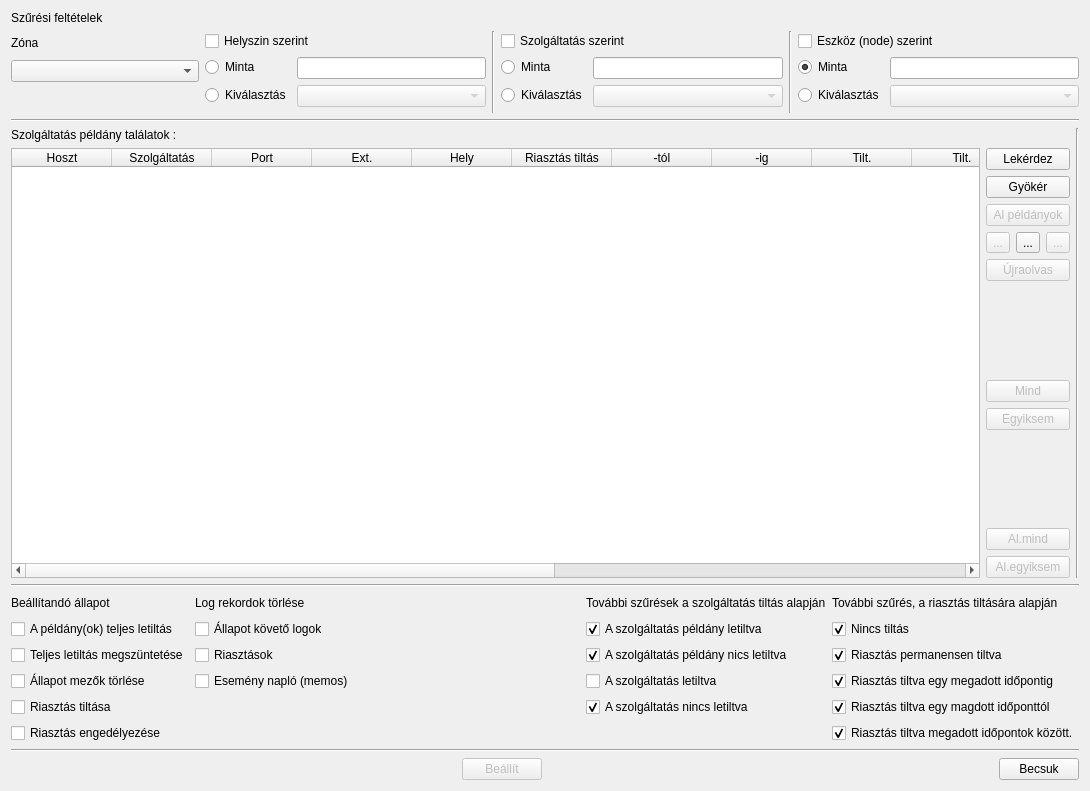
The window that lv2g/hsoperate.ui (csikfer/lanview2) describes before a commit, drawn with Qt 5.
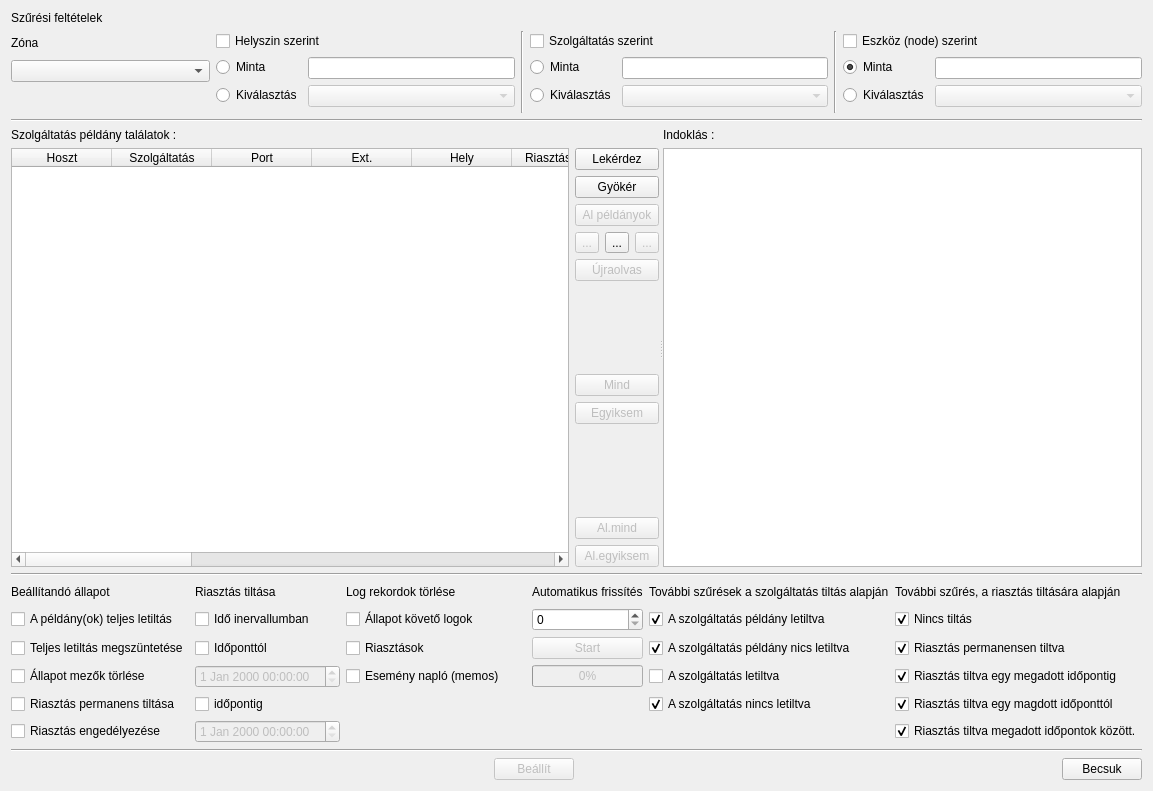
The same window after the commit. Icons and pictures are not drawn.

Commit message: Az icontsrv átemelése ide (nem teljes, az iterface firmware heder hiányzik). A setnoalarm.cpp riasztás tiltások állítása törölve, funkcióját átvette a hsoperatoe szolgáltatás manip.. Hibajavítások...

```diff
--- a/lv2g/hsoperate.ui
+++ b/lv2g/hsoperate.ui
@@ -6,7 +6,7 @@
    <rect>
     <x>0</x>
     <y>0</y>
-    <width>1090</width>
+    <width>1153</width>
     <height>791</height>
    </rect>
   </property>
@@ -207,8 +207,11 @@
     </widget>
    </item>
    <item>
-    <layout class="QHBoxLayout" name="horizontalLayout_3" stretch="2,0">
-     <item>
+    <widget class="QSplitter" name="splitter">
+     <property name="orientation">
+      <enum>Qt::Horizontal</enum>
+     </property>
+     <widget class="QWidget" name="">
       <layout class="QGridLayout" name="gridLayout">
        <item row="0" column="0">
         <widget class="QLabel" name="labelTable">
@@ -328,7 +331,7 @@
          </column>
          <column>
           <property name="text">
-           <string>Köv.</string>
+           <string>Al</string>
           </property>
           <property name="toolTip">
            <string>&lt;html&gt;&lt;head/&gt;&lt;body&gt;&lt;p&gt;A szolgáltatás kiválasztása az al példányok megjelenítésére.&lt;/p&gt;&lt;p&gt;Kettös klikk (a cellán) esetén a szolgáltatás példány al al példányainak a megjelenítése.&lt;/p&gt;&lt;/body&gt;&lt;/html&gt;</string>
@@ -518,15 +521,25 @@
         </layout>
        </item>
       </layout>
-     </item>
-     <item>
-      <widget class="Line" name="line_2">
-       <property name="orientation">
-        <enum>Qt::Vertical</enum>
+     </widget>
+     <widget class="QWidget" name="verticalLayoutWidget">
+      <layout class="QVBoxLayout" name="verticalLayoutJustify">
+       <property name="leftMargin">
+        <number>0</number>
        </property>
-      </widget>
-     </item>
-    </layout>
+       <item>
+        <widget class="QLabel" name="labelJustify">
+         <property name="text">
+          <string>Indoklás :</string>
+         </property>
+        </widget>
+       </item>
+       <item>
+        <widget class="QTextEdit" name="textEditJustify"/>
+       </item>
+      </layout>
+     </widget>
+    </widget>
    </item>
    <item>
     <widget class="Line" name="line_4">
@@ -536,22 +549,52 @@
     </widget>
    </item>
    <item>
-    <layout class="QGridLayout" name="gridLayout_2">
-     <item row="0" column="3">
+    <layout class="QGridLayout" name="gridLayout_2" columnstretch="0,0,1,0,0,0,0">
+     <item row="2" column="4">
+      <widget class="QPushButton" name="pushButtonAutoRefresh">
+       <property name="enabled">
+        <bool>false</bool>
+       </property>
+       <property name="text">
+        <string>Start</string>
+       </property>
+      </widget>
+     </item>
+     <item row="0" column="4">
+      <widget class="QLabel" name="labelRefresh">
+       <property name="text">
+        <string>Automatikus frissítés</string>
+       </property>
+      </widget>
+     </item>
+     <item row="1" column="4">
+      <widget class="QSpinBox" name="spinBoxRefresh"/>
+     </item>
+     <item row="3" column="4">
+      <widget class="QProgressBar" name="progressBarRefresh">
+       <property name="enabled">
+        <bool>false</bool>
+       </property>
+       <property name="value">
+        <number>0</number>
+       </property>
+      </widget>
+     </item>
+     <item row="0" column="5">
       <widget class="QLabel" name="label_5">
        <property name="text">
         <string>További szűrések a szolgáltatás tiltás alapján</string>
        </property>
       </widget>
      </item>
-     <item row="3" column="1">
+     <item row="3" column="2">
       <widget class="QCheckBox" name="checkBoxMemo">
        <property name="text">
         <string>Esemény napló (memos)</string>
        </property>
       </widget>
      </item>
-     <item row="4" column="4">
+     <item row="4" column="6">
       <widget class="QCheckBox" name="checkBoxFrom">
        <property name="text">
         <string>Riasztás tiltva egy magdott időponttól</string>
@@ -561,7 +604,7 @@
        </property>
       </widget>
      </item>
-     <item row="5" column="4">
+     <item row="5" column="6">
       <widget class="QCheckBox" name="checkBoxFromTo">
        <property name="text">
         <string>Riasztás tiltva megadott időpontok között.</string>
@@ -571,21 +614,21 @@
        </property>
       </widget>
      </item>
-     <item row="0" column="1">
+     <item row="0" column="2">
       <widget class="QLabel" name="label_4">
        <property name="text">
         <string>Log rekordok törlése</string>
        </property>
       </widget>
      </item>
-     <item row="1" column="1">
+     <item row="1" column="2">
       <widget class="QCheckBox" name="checkBoxStatLog">
        <property name="text">
         <string>Állapot követő logok</string>
        </property>
       </widget>
      </item>
-     <item row="2" column="1">
+     <item row="2" column="2">
       <widget class="QCheckBox" name="checkBoxAlarm">
        <property name="text">
         <string>Riasztások</string>
@@ -599,7 +642,7 @@
        </property>
       </widget>
      </item>
-     <item row="1" column="4">
+     <item row="1" column="6">
       <widget class="QCheckBox" name="checkBoxOff">
        <property name="text">
         <string>Nincs tiltás</string>
@@ -616,7 +659,7 @@
        </property>
       </widget>
      </item>
-     <item row="2" column="4">
+     <item row="2" column="6">
       <widget class="QCheckBox" name="checkBoxOn">
        <property name="text">
         <string>Riasztás permanensen tiltva</string>
@@ -633,7 +676,7 @@
        </property>
       </widget>
      </item>
-     <item row="3" column="4">
+     <item row="3" column="6">
       <widget class="QCheckBox" name="checkBoxTo">
        <property name="text">
         <string>Riasztás tiltva egy megadott időpontig</string>
@@ -650,7 +693,7 @@
        </property>
       </widget>
      </item>
-     <item row="0" column="2">
+     <item row="0" column="3">
       <spacer name="horizontalSpacer_3">
        <property name="orientation">
         <enum>Qt::Horizontal</enum>
@@ -663,14 +706,14 @@
        </property>
       </spacer>
      </item>
-     <item row="0" column="4">
+     <item row="0" column="6">
       <widget class="QLabel" name="label_2">
        <property name="text">
         <string>További szűrés, a riasztás tiltására alapján</string>
        </property>
       </widget>
      </item>
-     <item row="1" column="3">
+     <item row="1" column="5">
       <widget class="QCheckBox" name="checkBoxHsDisa">
        <property name="text">
         <string>A szolgáltatás példány letiltva</string>
@@ -680,7 +723,7 @@
        </property>
       </widget>
      </item>
-     <item row="2" column="3">
+     <item row="2" column="5">
       <widget class="QCheckBox" name="checkBoxHsEna">
        <property name="text">
         <string>A szolgáltatás példány nics letiltva</string>
@@ -690,14 +733,14 @@
        </property>
       </widget>
      </item>
-     <item row="3" column="3">
+     <item row="3" column="5">
       <widget class="QCheckBox" name="checkBoxSDisa">
        <property name="text">
         <string>A szolgáltatás letiltva</string>
        </property>
       </widget>
      </item>
-     <item row="4" column="3">
+     <item row="4" column="5">
       <widget class="QCheckBox" name="checkBoxSEna">
        <property name="text">
         <string>A szolgáltatás nincs letiltva</string>
@@ -710,7 +753,7 @@
      <item row="4" column="0">
       <widget class="QCheckBox" name="checkBoxAlarmOff">
        <property name="text">
-        <string>Riasztás tiltása</string>
+        <string>Riasztás permanens tiltása</string>
        </property>
       </widget>
      </item>
@@ -721,6 +764,48 @@
        </property>
       </widget>
      </item>
+     <item row="1" column="1">
+      <widget class="QCheckBox" name="checkBoxSetInterval">
+       <property name="text">
+        <string>Idő inervallumban</string>
+       </property>
+      </widget>
+     </item>
+     <item row="2" column="1">
+      <widget class="QCheckBox" name="checkBoxSetFrom">
+       <property name="text">
+        <string>Időponttól</string>
+       </property>
+      </widget>
+     </item>
+     <item row="3" column="1">
+      <widget class="QDateTimeEdit" name="dateTimeEditFrom">
+       <property name="enabled">
+        <bool>false</bool>
+       </property>
+      </widget>
+     </item>
+     <item row="5" column="1">
+      <widget class="QDateTimeEdit" name="dateTimeEditTo">
+       <property name="enabled">
+        <bool>false</bool>
+       </property>
+      </widget>
+     </item>
+     <item row="4" column="1">
+      <widget class="QCheckBox" name="checkBoxSetTo">
+       <property name="text">
+        <string>időpontig</string>
+       </property>
+      </widget>
+     </item>
+     <item row="0" column="1">
+      <widget class="QLabel" name="label_6">
+       <property name="text">
+        <string>Riasztás tiltása</string>
+       </property>
+      </widget>
+     </item>
     </layout>
    </item>
    <item>
```
The commit also changes 23 other files.
